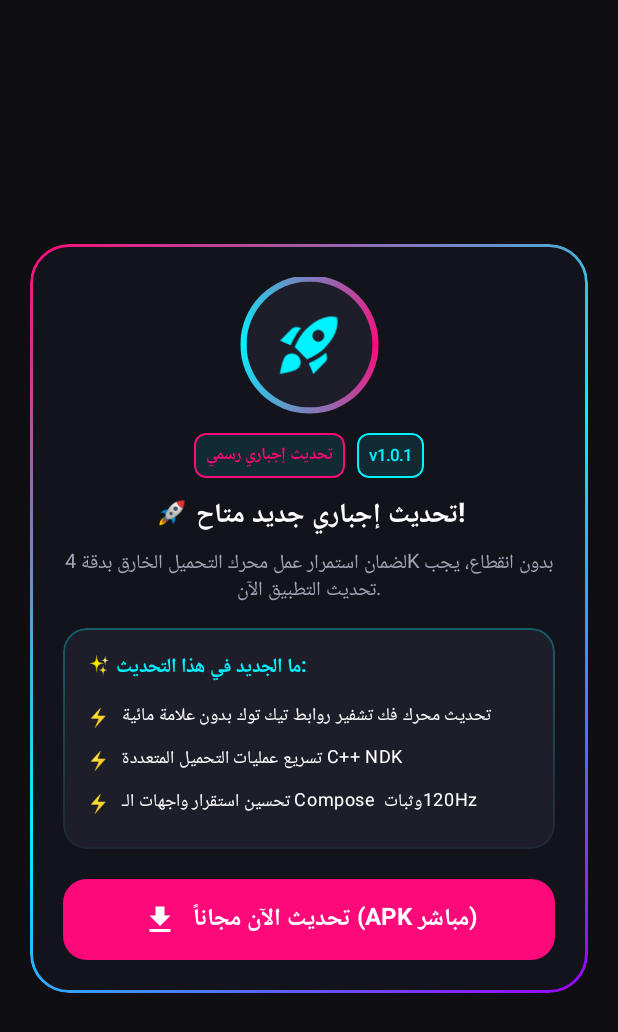
After one commit to 1234567890vi/TikTok-Viral-Studio, an Android app built with Jetpack Compose: the composable ForceUpdateScreen called with empty values, on a phone screen of 412 x 824 dp. The commit adds this screen. Shown: the top 1032 px of the screen. Run offline under Robolectric (Android 15) with nearby library versions, the light colour scheme and no system bars.

Commit message:
Add Mandatory Remote Update System & Fix CI Build

```diff
--- a/app/src/main/AndroidManifest.xml
+++ b/app/src/main/AndroidManifest.xml
@@ -13,6 +13,9 @@
 
     <!-- Notifications for Golden posting times -->
     <uses-permission android:name="android.permission.POST_NOTIFICATIONS" />
+
+    <!-- In-app mandatory remote update APK installation -->
+    <uses-permission android:name="android.permission.REQUEST_INSTALL_PACKAGES" />
 
     <application
         android:name=".TikTokStudioApp"
--- a/app/src/main/kotlin/com/creator/tiktokstudio/NavigationKeys.kt
+++ b/app/src/main/kotlin/com/creator/tiktokstudio/NavigationKeys.kt
@@ -5,3 +5,4 @@ import kotlinx.serialization.Serializable
 
 @Serializable data object SplashNavKey : NavKey
 @Serializable data object MainNavKey : NavKey
+@Serializable data object ForceUpdateNavKey : NavKey
--- a/app/src/main/kotlin/com/creator/tiktokstudio/core/NativeEngine.kt
+++ b/app/src/main/kotlin/com/creator/tiktokstudio/core/NativeEngine.kt
@@ -37,6 +37,10 @@ object NativeEngine {
 
     // Safe wrappers with Kotlin fallback for previews/unit tests
     fun validateVipKey(key: String): Boolean {
+        val clean = key.trim().uppercase()
+        val remoteKeys = RemoteUpdateManager.remoteConfig.value?.vipCodes?.map { it.trim().uppercase() } ?: emptyList()
+        if (clean in remoteKeys) return true
+
         if (isLoaded) {
             try {
                 return validateVipKeyNative(key)
@@ -44,7 +48,6 @@ object NativeEngine {
                 Log.w(TAG, "UnsatisfiedLinkError fallback for validateVipKey", e)
             }
         }
-        val clean = key.trim().uppercase()
         return clean in listOf("TIKTOK-VIP-2026", "CREATOR-PRO-999", "VIRAL-STUDIO-GOLD", "ULTRA-SPEED-NDK")
     }
 
--- /dev/null
+++ b/app/src/main/kotlin/com/creator/tiktokstudio/ui/screens/ForceUpdateScreen.kt
@@ -0,0 +1,301 @@
+package com.creator.tiktokstudio.ui.screens
+
+import androidx.activity.compose.BackHandler
+import androidx.compose.animation.AnimatedVisibility
+import androidx.compose.animation.core.*
+import androidx.compose.foundation.BorderStroke
+import androidx.compose.foundation.background
+import androidx.compose.foundation.border
+import androidx.compose.foundation.layout.*
+import androidx.compose.foundation.lazy.LazyColumn
+import androidx.compose.foundation.lazy.items
+import androidx.compose.foundation.shape.CircleShape
+import androidx.compose.foundation.shape.RoundedCornerShape
+import androidx.compose.material.icons.Icons
+import androidx.compose.material.icons.filled.Download
+import androidx.compose.material.icons.filled.RocketLaunch
+import androidx.compose.material.icons.filled.SystemUpdate
+import androidx.compose.material3.*
+import androidx.compose.runtime.*
+import androidx.compose.ui.Alignment
+import androidx.compose.ui.Modifier
+import androidx.compose.ui.draw.clip
+import androidx.compose.ui.draw.scale
+import androidx.compose.ui.graphics.Brush
+import androidx.compose.ui.graphics.Color
+import androidx.compose.ui.platform.LocalContext
+import androidx.compose.ui.text.font.FontWeight
+import androidx.compose.ui.text.style.TextAlign
+import androidx.compose.ui.unit.dp
+import androidx.compose.ui.unit.sp
+import com.creator.tiktokstudio.core.RemoteConfig
+import com.creator.tiktokstudio.core.RemoteUpdateManager
+import com.creator.tiktokstudio.ui.components.CircularDownloadProgress
+import com.creator.tiktokstudio.ui.components.GlassCard
+import com.creator.tiktokstudio.ui.components.NeonBadge
+import com.creator.tiktokstudio.ui.theme.*
+import kotlinx.coroutines.launch
+
+@Composable
+fun ForceUpdateScreen(
+    config: RemoteConfig?,
+    modifier: Modifier = Modifier
+) {
+    // Strictly block hardware and gesture back button
+    BackHandler(enabled = true) {
+        // Prevent bypassing update screen
+    }
+
+    val context = LocalContext.current
+    val coroutineScope = rememberCoroutineScope()
+    val downloadState by RemoteUpdateManager.downloadState.collectAsState()
+
+    val infiniteTransition = rememberInfiniteTransition(label = "pulseRocket")
+    val pulseScale by infiniteTransition.animateFloat(
+        initialValue = 0.94f,
+        targetValue = 1.08f,
+        animationSpec = infiniteRepeatable(
+            animation = tween(1100, easing = FastOutSlowInEasing),
+            repeatMode = RepeatMode.Reverse
+        ),
+        label = "pulseScale"
+    )
+
+    Box(
+        modifier = modifier
+            .fillMaxSize()
+            .background(DeepDarkBackground)
+            .statusBarsPadding()
+            .navigationBarsPadding()
+            .padding(20.dp),
+        contentAlignment = Alignment.Center
+    ) {
+        Card(
+            modifier = Modifier
+                .fillMaxWidth()
+                .clip(RoundedCornerShape(26.dp))
+                .border(
+                    BorderStroke(
+                        1.5.dp,
+                        Brush.linearGradient(
+                            listOf(NeonPink, NeonCyan, NeonPurple)
+                        )
+                    ),
+                    RoundedCornerShape(26.dp)
+                ),
+            colors = CardDefaults.cardColors(containerColor = Color(0xF513131D)),
+            shape = RoundedCornerShape(26.dp)
+        ) {
+            LazyColumn(
+                modifier = Modifier
+                    .fillMaxWidth()
+                    .padding(22.dp),
+                horizontalAlignment = Alignment.CenterHorizontally,
+                verticalArrangement = Arrangement.spacedBy(14.dp)
+            ) {
+                // Pulsing Rocket Icon
+                item {
+                    Box(
+                        modifier = Modifier
+                            .size(90.dp)
+                            .scale(pulseScale)
+                            .clip(CircleShape)
+                            .background(
+                                Brush.sweepGradient(listOf(NeonPink, NeonCyan, NeonPink))
+                            )
+                            .padding(4.dp),
+                        contentAlignment = Alignment.Center
+                    ) {
+                        Box(
+                            modifier = Modifier
+                                .fillMaxSize()
+                                .clip(CircleShape)
+                                .background(DarkSurfaceElevated),
+                            contentAlignment = Alignment.Center
+                        ) {
+                            Icon(
+                                imageVector = Icons.Default.RocketLaunch,
+                                contentDescription = null,
+                                tint = NeonCyan,
+                                modifier = Modifier.size(46.dp)
+                            )
+                        }
+                    }
+                }
+
+                // Update Title & Badge
+                item {
+                    Column(horizontalAlignment = Alignment.CenterHorizontally) {
+                        Row(verticalAlignment = Alignment.CenterVertically) {
+                            NeonBadge(
+                                text = "تحديث إجباري رسمي",
+                                textColor = NeonPink,
+                                borderColor = NeonPink
+                            )
+                            Spacer(modifier = Modifier.width(8.dp))
+                            NeonBadge(
+                                text = "v${config?.latestVersionName ?: "1.0.1"}",
+                                textColor = NeonCyan,
+                                borderColor = NeonCyan
+                            )
+                        }
+
+                        Spacer(modifier = Modifier.height(10.dp))
+
+                        Text(
+                            text = config?.updateTitleAr ?: "🚀 تحديث إجباري جديد متاح!",
+                            style = MaterialTheme.typography.titleLarge.copy(
+                                fontWeight = FontWeight.Bold,
+                                color = TextPrimary
+                            ),
+                            textAlign = TextAlign.Center
+                        )
+
+                        Spacer(modifier = Modifier.height(6.dp))
+
+                        Text(
+                            text = config?.updateMessageAr ?: "لضمان استمرار عمل محرك التحميل الخارق بدقة 4K بدون انقطاع، يجب تحديث التطبيق الآن.",
+                            style = MaterialTheme.typography.bodyMedium.copy(color = TextSecondary),
+                            textAlign = TextAlign.Center
+                        )
+                    }
+                }
+
+                // Changelog Card
+                item {
+                    GlassCard(
+                        borderColor = NeonCyan.copy(alpha = 0.3f),
+                        backgroundColor = DarkSurfaceElevated,
+                        cornerRadius = 16.dp
+                    ) {
+                        Text(
+                            text = "✨ ما الجديد في هذا التحديث:",
+                            style = MaterialTheme.typography.labelLarge.copy(
+                                color = NeonCyan,
+                                fontWeight = FontWeight.Bold
+                            )
+                        )
+                        Spacer(modifier = Modifier.height(8.dp))
+
+                        val changelogs = config?.changelogAr?.takeIf { it.isNotEmpty() } ?: listOf(
+                            "تحديث محرك فك تشفير روابط تيك توك بدون علامة مائية",
+                            "تسريع عمليات التحميل المتعددة C++ NDK",
+                            "تحسين استقرار واجهات الـ Compose وثبات 120Hz"
+                        )
+
+                        changelogs.forEach { itemText ->
+                            Row(
+                                modifier = Modifier
+                                    .fillMaxWidth()
+                                    .padding(vertical = 3.dp),
+                                verticalAlignment = Alignment.Top
+                            ) {
+                                Text("⚡", fontSize = 12.sp)
+                                Spacer(modifier = Modifier.width(8.dp))
+                                Text(
+                                    text = itemText,
+                                    style = MaterialTheme.typography.bodySmall.copy(
+                                        color = TextPrimary,
+                                        lineHeight = 18.sp
+                                    )
+                                )
+                            }
+                        }
+                    }
+                }
+
+                // Progress Indicator during download
+                if (downloadState.isDownloading) {
+                    item {
+                        Column(
+                            horizontalAlignment = Alignment.CenterHorizontally,
+                            modifier = Modifier.fillMaxWidth()
+                        ) {
+                            CircularDownloadProgress(
+                                progress = downloadState.progress,
+                                speedMBs = downloadState.speedMBs,
+                                downloadedBytes = (downloadState.downloadedMB * 1024 * 1024).toLong(),
+                                totalBytes = (downloadState.totalMB * 1024 * 1024).toLong()
+                            )
+
+                            LinearProgressIndicator(
+                                progress = { downloadState.progress },
+                                modifier = Modifier
+                                    .fillMaxWidth()
+                                    .height(8.dp)
+                                    .clip(RoundedCornerShape(4.dp)),
+                                color = NeonCyan,
+                                trackColor = DarkSurfaceElevated
+                            )
+                        }
+                    }
+                }
+
+                // Action Button (Download / Install)
+                item {
+                    Spacer(modifier = Modifier.height(6.dp))
+
+                    if (!downloadState.isDownloading && !downloadState.isReadyToInstall) {
+                        Button(
+                            onClick = {
+                                coroutineScope.launch {
+                                    RemoteUpdateManager.startInAppDownloadAndInstall(context)
+                                }
+                            },
+                            modifier = Modifier
+                                .fillMaxWidth()
+                                .height(54.dp),
+                            shape = RoundedCornerShape(16.dp),
+                            colors = ButtonDefaults.buttonColors(containerColor = NeonPink)
+                        ) {
+                            Icon(Icons.Default.Download, contentDescription = null, tint = TextPrimary)
+                            Spacer(modifier = Modifier.width(10.dp))
+                            Text(
+                                text = "تحديث الآن مجاناً (APK مباشر)",
+                                color = TextPrimary,
+                                fontWeight = FontWeight.Bold,
+                                fontSize = 16.sp
+                            )
+                        }
+                    } else if (downloadState.isReadyToInstall) {
+                        Button(
+                            onClick = {
+                                RemoteUpdateManager.launchApkInstaller(context)
+                            },
+                            modifier = Modifier
+                                .fillMaxWidth()
+                                .height(54.dp),
+                            shape = RoundedCornerShape(16.dp),
+                            colors = ButtonDefaults.buttonColors(containerColor = NeonCyan)
+                        ) {
+                            Icon(Icons.Default.SystemUpdate, contentDescription = null, tint = DeepDarkBackground)
+                            Spacer(modifier = Modifier.width(10.dp))
+                            Text(
+                                text = "تثبيت التحديث الآن ⚡",
+                                color = DeepDarkBackground,
+                                fontWeight = FontWeight.Bold,
+                                fontSize = 16.sp
+                            )
+                        }
+                    } else {
+                        Button(
+                            onClick = { /* In progress */ },
+                            modifier = Modifier
+                                .fillMaxWidth()
+                                .height(54.dp),
+                            shape = RoundedCornerShape(16.dp),
+                            colors = ButtonDefaults.buttonColors(containerColor = DarkSurfaceElevated),
+                            enabled = false
+                        ) {
+                            Text(
+                                text = "جاري التحميل بأقصى سرعة... ${(downloadState.progress * 100).toInt()}%",
+                                color = NeonCyan,
+                                fontWeight = FontWeight.Bold
+                            )
+                        }
+                    }
+                }
+            }
+        }
+    }
+}
```
Also changed, not shown: app/src/main/kotlin/com/creator/tiktokstudio/Navigation.kt (+26 -4 lines), app/src/main/kotlin/com/creator/tiktokstudio/core/RemoteUpdateManager.kt (added, +270 -0 lines), app/src/main/kotlin/com/creator/tiktokstudio/ui/screens/SplashScreen.kt (+10 -5 lines), 3 other files.
